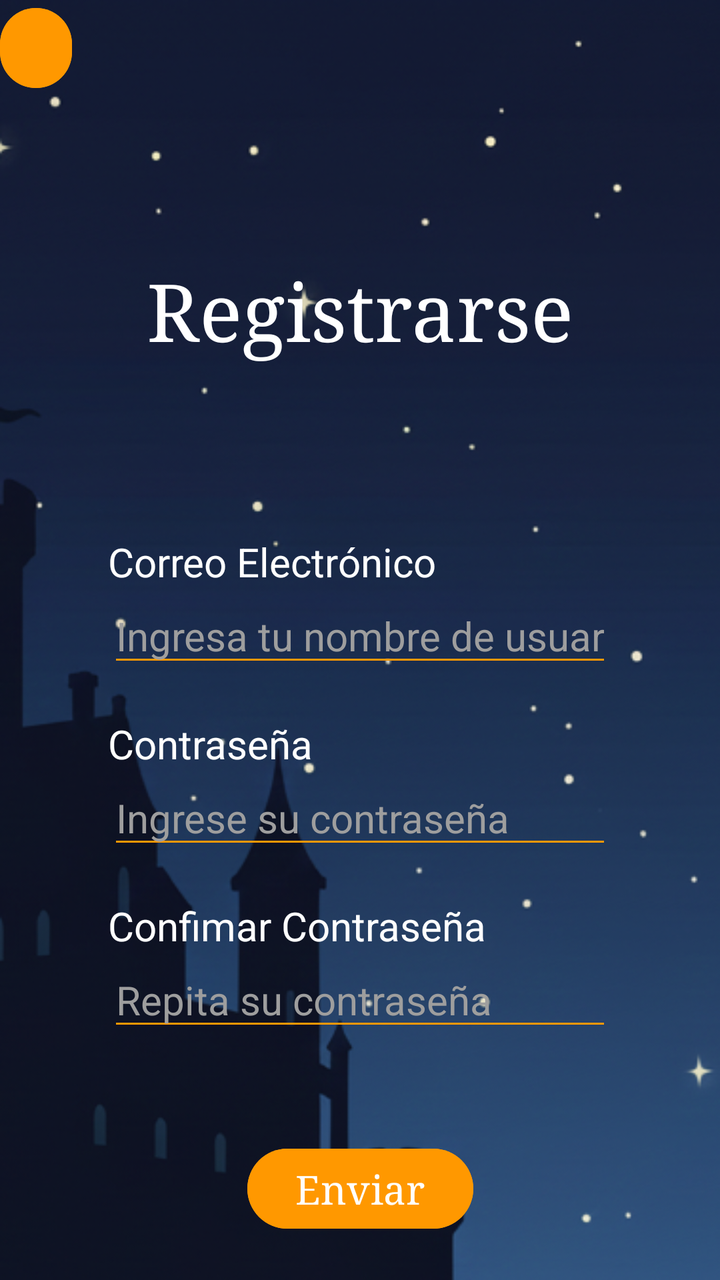
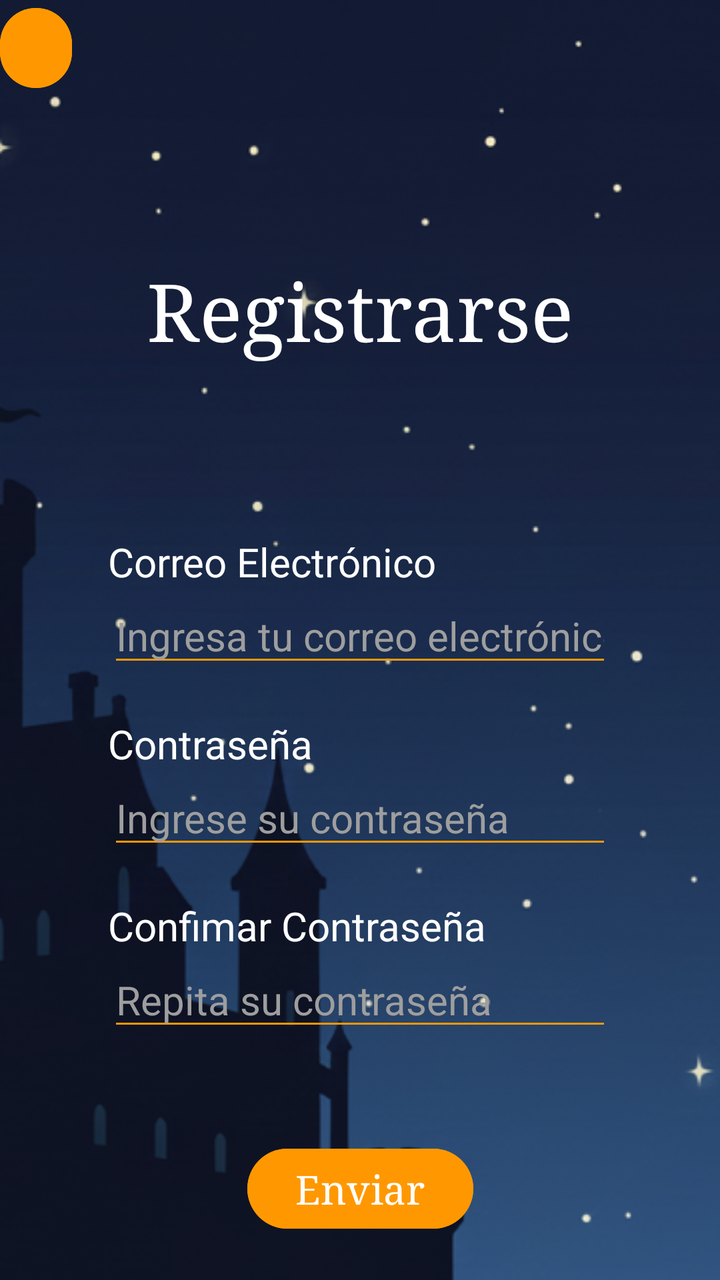

Two renders of the same Android screen: before a commit and after it. Below are the layout's source before the change and the commit's diff.
<!-- AndroidManifest.xml: application theme Theme.LaPosada -->
<!-- res/layout/activity_register.xml -->
<?xml version="1.0" encoding="utf-8"?>
<androidx.constraintlayout.widget.ConstraintLayout xmlns:android="http://schemas.android.com/apk/res/android"
    xmlns:app="http://schemas.android.com/apk/res-auto"
    xmlns:tools="http://schemas.android.com/tools"
    android:id="@+id/main"
    android:layout_width="match_parent"
    android:layout_height="match_parent"
    tools:context=".pantallas.startMenu.Register_activity"
    android:background="@drawable/fondo_default"
    >


    <LinearLayout
        android:id="@+id/layout_superior"
        android:layout_width="match_parent"
        android:layout_height="wrap_content"
        app:layout_constraintTop_toTopOf="parent"
        app:layout_constraintStart_toStartOf="parent"
        android:orientation="horizontal"
        android:weightSum="10"
        >
        <Button
            android:id="@+id/button_backButton"
            android:layout_width="0dp"
            android:layout_height="wrap_content"
            android:layout_weight="1"
            android:backgroundTint="@color/orange"
            />
    </LinearLayout>

    <TextView
        android:id="@+id/textView_registerTitle"
        android:layout_width="wrap_content"
        android:layout_height="wrap_content"
        android:text="@string/registerText"
        android:textSize="40sp"
        android:textColor="@color/white"
        android:fontFamily="serif"
        app:layout_constraintBottom_toBottomOf="parent"
        app:layout_constraintEnd_toEndOf="parent"
        app:layout_constraintStart_toStartOf="parent"
        app:layout_constraintTop_toBottomOf="@id/layout_superior"
        app:layout_constraintVertical_bias="0.15"
        />


    <TextView
        android:id="@+id/textView_loginUser"
        android:layout_width="wrap_content"
        android:layout_height="wrap_content"
        app:layout_constraintTop_toBottomOf="@id/textView_registerTitle"
        app:layout_constraintStart_toStartOf="@id/editText_loginMail"
        app:layout_constraintBottom_toBottomOf="parent"
        app:layout_constraintVertical_bias="0.2"
        android:text="@string/email"
        android:textSize="20sp"
        android:textColor="@color/white"
        />

    <EditText
        android:id="@+id/editText_loginMail"
        android:layout_width="0dp"
        android:layout_height="wrap_content"
        app:layout_constraintWidth_percent="0.7"
        android:hint="@string/mailHint"
        android:textSize="20sp"
        app:layout_constraintTop_toBottomOf="@id/textView_loginUser"
        app:layout_constraintStart_toStartOf="parent"
        app:layout_constraintEnd_toEndOf="parent"
        android:backgroundTint="@color/orange"
        android:maxLines="1"
        android:inputType="textPersonName"
        android:textColorHint="@color/gray_500"
        android:textColor="@color/white"
        />

    <TextView
        android:id="@+id/textView_passwordUser"
        android:layout_width="wrap_content"
        android:layout_height="wrap_content"
        app:layout_constraintTop_toBottomOf="@id/editText_loginMail"
        app:layout_constraintStart_toStartOf="@id/editText_passwordUser"
        android:layout_marginTop="20dp"
        app:layout_constraintVertical_bias="0.2"
        android:text="@string/password"
        android:textSize="20sp"
        android:textColor="@color/white"
        />

    <EditText
        android:id="@+id/editText_passwordUser"
        android:layout_width="0dp"
        android:layout_height="wrap_content"
        app:layout_constraintWidth_percent="0.7"
        android:hint="@string/passwordHint"
        android:textSize="20sp"
        app:layout_constraintTop_toBottomOf="@id/textView_passwordUser"
        app:layout_constraintStart_toStartOf="parent"
        app:layout_constraintEnd_toEndOf="parent"
        android:backgroundTint="@color/orange"
        android:maxLines="1"
        android:inputType="textPassword"
        android:textColorHint="@color/gray_500"
        android:textColor="@color/white"
        />

    <TextView
        android:id="@+id/textView_confirmPasswordUser"
        android:layout_width="wrap_content"
        android:layout_height="wrap_content"
        app:layout_constraintTop_toBottomOf="@id/editText_passwordUser"
        app:layout_constraintStart_toStartOf="@id/editText_passwordUser"
        android:layout_marginTop="20dp"
        android:text="@string/confirmPassword"
        android:textSize="20sp"
        android:textColor="@color/white"
        />

    <EditText
        android:id="@+id/editText_confirmPasswordUser"
        android:layout_width="0dp"
        android:layout_height="wrap_content"
        app:layout_constraintWidth_percent="0.7"
        android:hint="@string/confirmPasswordHInt"
        android:textSize="20sp"
        app:layout_constraintTop_toBottomOf="@id/textView_confirmPasswordUser"
        app:layout_constraintStart_toStartOf="parent"
        app:layout_constraintEnd_toEndOf="parent"
        android:backgroundTint="@color/orange"
        android:maxLines="1"
        android:inputType="textPassword"
        android:textColorHint="@color/gray_500"
        android:textColor="@color/white"
        />

    <TextView
        android:id="@+id/textView_errorPassword"
        android:layout_width="wrap_content"
        android:layout_height="wrap_content"
        app:layout_constraintTop_toBottomOf="@id/editText_confirmPasswordUser"
        app:layout_constraintStart_toStartOf="@id/editText_confirmPasswordUser"
        app:layout_constraintVertical_bias="0.2"
        android:textColor="@color/blue"
        android:text="@string/passwordError"
        android:textSize="20sp"
        android:visibility="gone"
        />

    <Button
        android:id="@+id/button_send"
        android:layout_width="wrap_content"
        android:layout_height="wrap_content"
        android:text="@string/sendText"
        android:textSize="20sp"
        app:layout_constraintTop_toBottomOf="@id/editText_confirmPasswordUser"
        app:layout_constraintStart_toStartOf="parent"
        app:layout_constraintEnd_toEndOf="parent"
        android:layout_marginTop="50dp"
        android:backgroundTint="@color/orange"
        android:fontFamily="serif"
        />

</androidx.constraintlayout.widget.ConstraintLayout>
<!-- resources referenced by this layout -->
<resources>
  <color name="blue">#2196F3</color>
  <color name="gray_500">#9E9E9E</color>
  <color name="orange">#FF9800</color>
  <color name="white">#FFFFFFFF</color>
  <!-- drawable fondo_default: png bitmap (drawable, 204480 bytes) -->
  <string name="confirmPassword">Confimar Contraseña</string>
  <string name="confirmPasswordHInt">Repita su contraseña</string>
  <string name="email">Correo Electrónico</string>
  <string name="mailHint">Ingresa tu nombre de usuario</string>
  <string name="password">Contraseña</string>
  <string name="passwordError">La contraseña no coincide</string>
  <string name="passwordHint">Ingrese su contraseña</string>
  <string name="registerText">Registrarse</string>
  <string name="sendText">Enviar</string>
  <style name="Theme.LaPosada" parent="Base.Theme.LaPosada" />
  <style name="Base.Theme.LaPosada" parent="Theme.Material3.DayNight.NoActionBar">
          
          
      </style>
</resources>

<!-- the commit's change to res/layout/activity_register.xml (unified diff, before → after) -->
@@ -69,7 +69,7 @@
         app:layout_constraintEnd_toEndOf="parent"
         android:backgroundTint="@color/orange"
         android:maxLines="1"
-        android:inputType="textPersonName"
+        android:inputType="textEmailAddress"
         android:textColorHint="@color/gray_500"
         android:textColor="@color/white"
         />
<!-- resource entries referenced after the edit -->
@@ -8,7 +8,7 @@
   <string name="confirmPassword">Confimar Contraseña</string>
   <string name="confirmPasswordHInt">Repita su contraseña</string>
   <string name="email">Correo Electrónico</string>
-  <string name="mailHint">Ingresa tu nombre de usuario</string>
+  <string name="mailHint">Ingresa tu correo electrónico</string>
   <string name="password">Contraseña</string>
   <string name="passwordError">La contraseña no coincide</string>
   <string name="passwordHint">Ingrese su contraseña</string>
